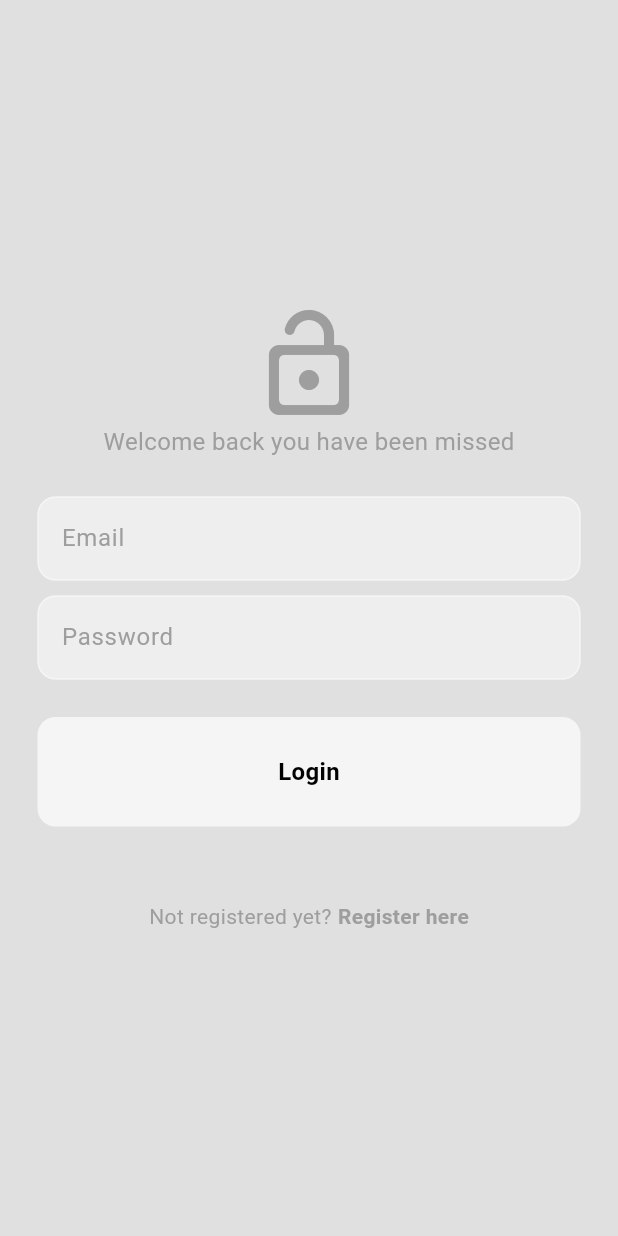
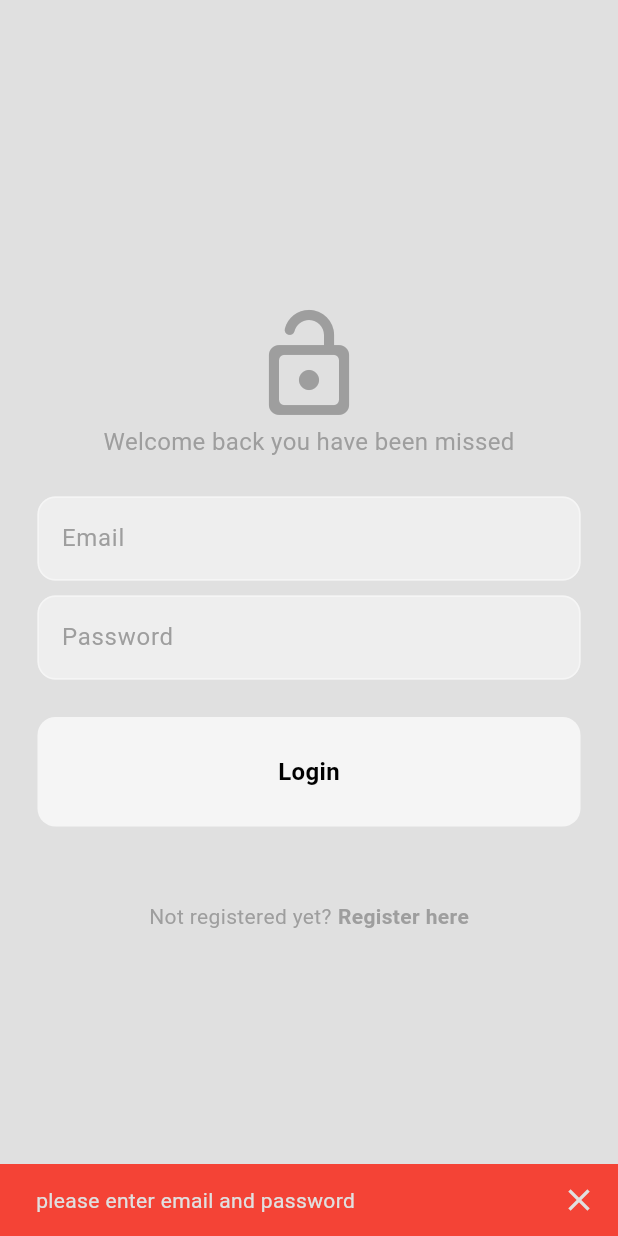
Before and after one commit to Ravio-ai/myapp, a Flutter app: the screen it shows after launch, after a tap on "Login", on a phone screen of 412 x 824 dp. Run offline on Flutter 3.47's test engine with Material 3 defaults, Android fonts, the phone set to English and light mode, and no system bars; our stand-ins replace firebase_auth, firebase_core, flutter_bloc; accounts and stored records are empty.

Commit message:
improve snakbar

```diff
--- a/lib/app.dart
+++ b/lib/app.dart
@@ -1,16 +1,23 @@
 import 'package:flutter/material.dart';
+import 'package:flutter_bloc/flutter_bloc.dart';
+import 'package:myapp/featurs/auth/data/firebase_auth_repo.dart';
+import 'package:myapp/featurs/auth/presentation/cubits/auth_cubit.dart';
 import 'package:myapp/featurs/auth/presentation/pages/auth_page.dart';
 import 'package:myapp/themes/light_mode.dart';
 
 class MyApp extends StatelessWidget {
-  const MyApp({super.key});
+  final authRepo = FirebaseAuthRepo();
+  MyApp({super.key});
 
   @override
   Widget build(BuildContext context) {
-    return MaterialApp(
-      debugShowCheckedModeBanner: false,
-      theme: lightMode,
-      home: const AuthPage(),
+    return BlocProvider(
+      create: (context) => AuthCubit(authRepo: authRepo)..checkAuth(),
+      child: MaterialApp(
+        debugShowCheckedModeBanner: false,
+        theme: lightMode,
+        home: const AuthPage(),
+      ),
     );
   }
 }
--- a/lib/featurs/auth/presentation/pages/login_page.dart
+++ b/lib/featurs/auth/presentation/pages/login_page.dart
@@ -27,6 +27,8 @@ class _LoginPageState extends State<LoginPage> {
     } else {
       ScaffoldMessenger.of(context).showSnackBar(
         const SnackBar(
+          backgroundColor: Colors.red,
+          showCloseIcon: true,
           content: Text("please enter email and password"),
         ),
       );
@@ -81,7 +83,7 @@ class _LoginPageState extends State<LoginPage> {
                 const SizedBox(height: 25),
                 //Button
                 MyButton(
-                  onTap: () {},
+                  onTap: login,
                   text: "Login",
                 ),
                 const SizedBox(height: 50),
--- a/lib/main.dart
+++ b/lib/main.dart
@@ -8,5 +8,5 @@ Future<void> main() async {
   await Firebase.initializeApp(
     options: DefaultFirebaseOptions.currentPlatform,
   );
-  runApp(const MyApp());
+  runApp(MyApp());
 }
```
